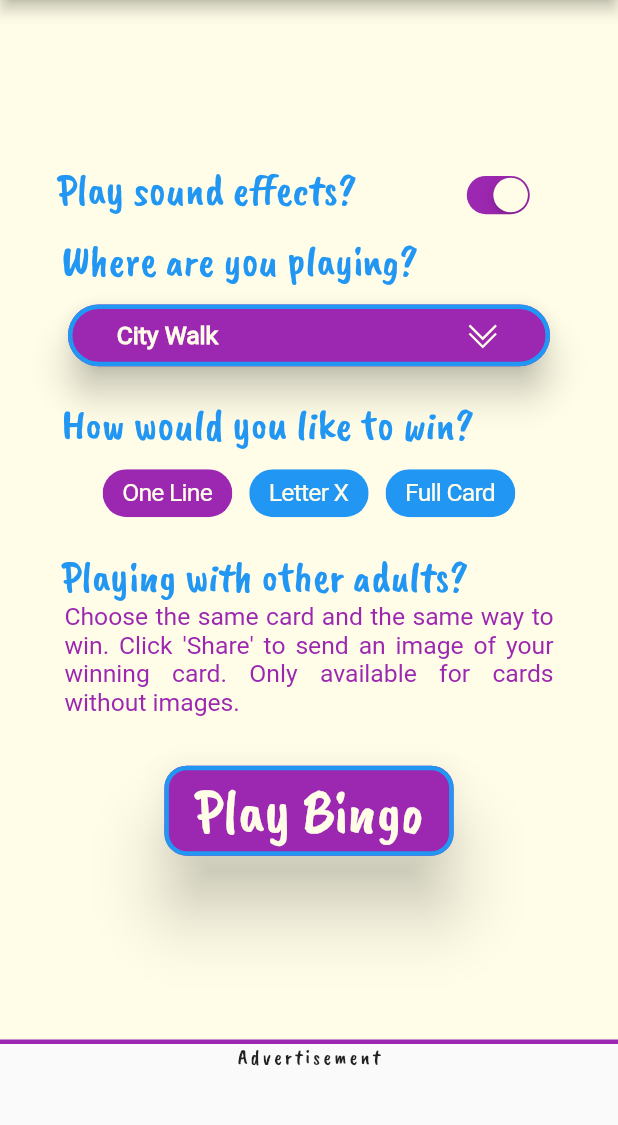
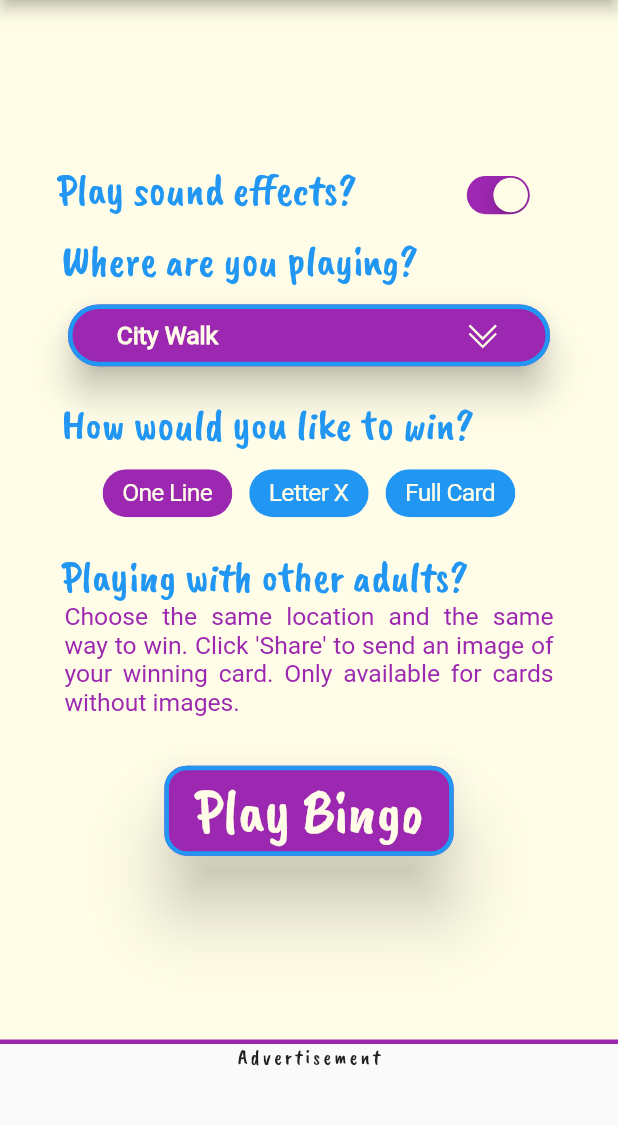
Before and after one commit to emac62/scavenger_bingo, a Flutter app: the SettingsPage screen opened directly, on a phone screen of 412 x 824 dp, the part 75-1200 px from its top. Run offline on Flutter 3.47's test engine with Material 2 defaults, Android fonts, the phone set to English and light mode, and no system bars; drawn by our look-alikes of auto_size_text; our stand-ins replace audioplayers, confetti, google_mobile_ads, line_awesome_flutter, new_gradient_app_bar, screenshot and 2 more; accounts and stored records are empty; network calls fail.

Commit message:
ios build 4 final

```diff
--- a/lib/settings.dart
+++ b/lib/settings.dart
@@ -348,7 +348,7 @@ class _SettingsPageState extends State<SettingsPage> {
                 Padding(
                   padding: const EdgeInsets.fromLTRB(10, 0, 10, 8),
                   child: AutoSizeText(
-                    "Choose the same card and the same way to win. Click 'Share' to send an image of your winning card. Only available for cards without images.",
+                    "Choose the same location and the same way to win. Click 'Share' to send an image of your winning card. Only available for cards without images.",
                     textAlign: TextAlign.justify,
                     style: TextStyle(
                       color: Colors.purple,
```
Also changed, not shown: 1 other file.
